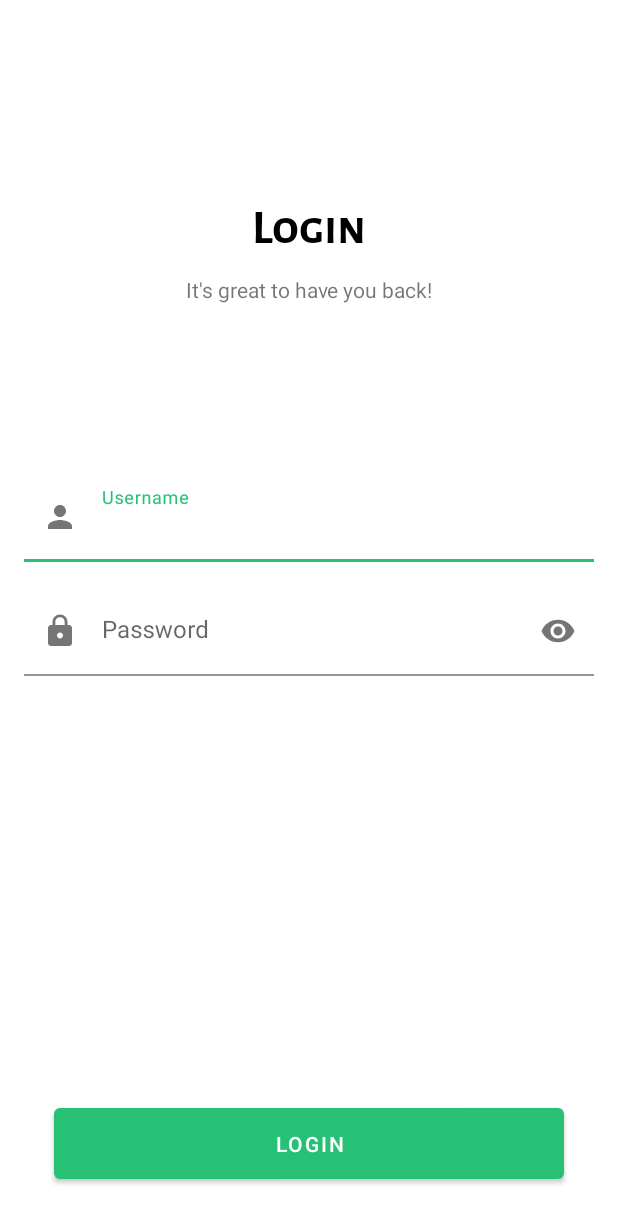
After one commit to karim-agha5/MealPlanner, an Android app: the layout login_layout.xml on its own in the app's theme, with its tools: preview values and no code run, on a phone screen of 412 x 824 dp. The commit adds this screen. Shown: the top 1223 px of the screen. Run offline under Robolectric (Android 15) with nearby library versions, the phone set to English and light mode, and no system bars.

```diff
--- a/app/build.gradle
+++ b/app/build.gradle
@@ -35,6 +35,8 @@ dependencies {
     implementation 'androidx.constraintlayout:constraintlayout:2.1.4'
     // Lottie
     implementation "com.airbnb.android:lottie:5.2.0"
+    // Bottom Navigation Bar
+    implementation 'com.google.android.material:material:1.8.0'
     testImplementation 'junit:junit:4.13.2'
     androidTestImplementation 'androidx.test.ext:junit:1.1.5'
     androidTestImplementation 'androidx.test.espresso:espresso-core:3.5.1'
--- a/app/src/main/AndroidManifest.xml
+++ b/app/src/main/AndroidManifest.xml
@@ -14,7 +14,7 @@
         android:theme="@style/Theme.MealPlanner"
         tools:targetApi="31">
         <activity
-            android:name=".SplashScreenActivity"
+            android:name=".ui.activities.SplashScreenActivity"
             android:exported="true">
 
 
@@ -27,7 +27,7 @@
 
         </activity>
         <activity
-            android:name=".MainActivity"
+            android:name=".ui.activities.MainActivity"
             android:exported="true">
 
         </activity>
--- a/app/src/main/java/com/example/mealplanner/SplashScreenActivity.java
+++ b/app/src/main/java/com/example/mealplanner/ui/activities/SplashScreenActivity.java
@@ -1,4 +1,4 @@
-package com.example.mealplanner;
+package com.example.mealplanner.ui.activities;
 
 import androidx.appcompat.app.AppCompatActivity;
 import androidx.constraintlayout.motion.widget.MotionLayout;
@@ -7,6 +7,8 @@ import android.content.Intent;
 import android.os.Bundle;
 import android.view.WindowManager;
 
+import com.example.mealplanner.R;
+
 public class SplashScreenActivity extends AppCompatActivity {
 
     private MotionLayout motionLayout;
@@ -14,7 +16,7 @@ public class SplashScreenActivity extends AppCompatActivity {
     @Override
     protected void onCreate(Bundle savedInstanceState) {
         super.onCreate(savedInstanceState);
-        setContentView(R.layout.splash_screen_layout);
+        setContentView(R.layout.activity_splash_screen);
         getSupportActionBar().hide();
         motionLayout = findViewById(R.id.motion_layout);
         this.getWindow().setFlags(WindowManager.LayoutParams.FLAG_FULLSCREEN,
--- /dev/null
+++ b/app/src/main/res/layout/login_layout.xml
@@ -0,0 +1,103 @@
+<?xml version="1.0" encoding="utf-8"?>
+<androidx.constraintlayout.widget.ConstraintLayout xmlns:android="http://schemas.android.com/apk/res/android"
+    xmlns:app="http://schemas.android.com/apk/res-auto"
+    xmlns:tools="http://schemas.android.com/tools"
+    android:layout_width="match_parent"
+    android:layout_height="match_parent"
+    android:layout_margin="16dp"
+    tools:context=".ui.activities.MainActivity">
+
+
+    <TextView
+        android:id="@+id/tv_login"
+        android:layout_width="wrap_content"
+        android:layout_height="wrap_content"
+        android:fontFamily="@font/alegreya_sans_sc_bold"
+        android:text="@string/tv_login"
+        android:textColor="@color/black"
+        android:textSize="32sp"
+        app:layout_constraintBottom_toTopOf="@id/tv_login_welcome_message"
+        app:layout_constraintEnd_toEndOf="parent"
+        app:layout_constraintStart_toStartOf="parent"
+        app:layout_constraintTop_toTopOf="parent"
+        app:layout_constraintVertical_chainStyle="packed" />
+
+
+
+    <TextView
+        android:id="@+id/tv_login_welcome_message"
+        android:layout_width="wrap_content"
+        android:layout_height="wrap_content"
+        android:text="@string/tv_login_welcome_message"
+        app:layout_constraintBottom_toTopOf="@id/et_layout_username"
+        app:layout_constraintEnd_toEndOf="@id/tv_login"
+        app:layout_constraintStart_toStartOf="@id/tv_login"
+        app:layout_constraintTop_toBottomOf="@id/tv_login"
+        android:layout_marginTop="12dp"/>
+
+
+    <com.google.android.material.textfield.TextInputLayout
+        android:id="@+id/et_layout_username"
+        android:layout_width="match_parent"
+        android:layout_height="60dp"
+        android:layout_marginVertical="16dp"
+        android:hint="@string/et_username"
+        app:boxBackgroundColor="@color/white"
+        app:layout_constraintBottom_toTopOf="@id/et_layout_password"
+        app:layout_constraintEnd_toEndOf="parent"
+        app:layout_constraintStart_toStartOf="parent"
+        app:layout_constraintTop_toTopOf="parent"
+        app:layout_constraintVertical_chainStyle="packed"
+        app:startIconDrawable="@drawable/baseline_person_24">
+
+
+        <com.google.android.material.textfield.TextInputEditText
+            android:id="@+id/et_username"
+            android:layout_width="match_parent"
+            android:layout_height="match_parent" />
+
+    </com.google.android.material.textfield.TextInputLayout>
+
+
+    <com.google.android.material.textfield.TextInputLayout
+        android:id="@+id/et_layout_password"
+        android:layout_width="match_parent"
+        android:layout_height="60dp"
+        android:hint="@string/et_password"
+        app:boxBackgroundColor="@color/white"
+        app:layout_constraintBottom_toTopOf="@id/btn_login"
+        app:layout_constraintEnd_toEndOf="@id/et_layout_username"
+        app:layout_constraintStart_toStartOf="@id/et_layout_username"
+        app:layout_constraintTop_toBottomOf="@id/et_layout_username"
+        app:passwordToggleEnabled="true"
+        app:startIconDrawable="@drawable/baseline_lock_24">
+
+
+        <com.google.android.material.textfield.TextInputEditText
+            android:id="@+id/et_password"
+            android:layout_width="match_parent"
+            android:layout_height="match_parent"
+            android:inputType="textPassword" />
+
+
+    </com.google.android.material.textfield.TextInputLayout>
+
+
+    <Button
+        android:id="@+id/btn_login"
+        android:layout_width="0dp"
+        android:layout_height="wrap_content"
+        android:layout_marginHorizontal="20dp"
+        android:text="@string/btn_login"
+        app:layout_constraintBottom_toBottomOf="parent"
+        app:layout_constraintEnd_toEndOf="parent"
+        app:layout_constraintStart_toStartOf="parent"
+        android:layout_marginBottom="16dp"
+        android:padding="14dp"
+        />
+
+
+
+
+
+</androidx.constraintlayout.widget.ConstraintLayout>
--- a/app/src/main/res/values/colors.xml
+++ b/app/src/main/res/values/colors.xml
@@ -13,6 +13,7 @@
 
     <!-- App Colors  -->
     <color name="AppPrimary">#27c175</color>
+    <color name="AppPrimaryDark">#008f48</color>
 
 
 
--- a/app/src/main/res/values/strings.xml
+++ b/app/src/main/res/values/strings.xml
@@ -2,4 +2,12 @@
     <string name="app_name">MealPlanner</string>
     <string name="tv_login">Login</string>
     <string name="tv_login_welcome_message">It\'s great to have you back!</string>
+    <string name="et_username">Username</string>
+    <string name="et_password">Password</string>
+    <string name="btn_login">Login</string>
+    <string name="ic_home">Home</string>
+    <string name="ic_search">Search</string>
+    <string name="ic_bookmarks">Bookmarks</string>
+    <string name="ic_notifications">Notifications</string>
+    <string name="ic_profile">Profile</string>
 </resources>
--- a/app/src/main/res/values/themes.xml
+++ b/app/src/main/res/values/themes.xml
@@ -3,7 +3,7 @@
     <style name="Theme.MealPlanner" parent="Theme.MaterialComponents.DayNight.DarkActionBar">
         <!-- Primary brand color. -->
         <item name="colorPrimary">@color/AppPrimary</item>
-        <item name="colorPrimaryVariant">@color/purple_700</item>
+        <item name="colorPrimaryVariant">@color/AppPrimaryDark</item>
         <item name="colorOnPrimary">@color/white</item>
         <!-- Secondary brand color. -->
         <item name="colorSecondary">@color/teal_200</item>
@@ -15,6 +15,7 @@
 
 
     </style>
+
 
 <!--
     <style name="Theme.MealPlanner.NoActionBar" parent="Theme.MaterialComponents.DayNight.NoActionBar">
```
Also changed, not shown: app/src/main/java/com/example/mealplanner/MainActivity.java (deleted, +0 -21 lines), app/src/main/java/com/example/mealplanner/ui/activities/MainActivity.java (added, +74 -0 lines), app/src/main/res/layout/activity_main.xml (+10 -84 lines), app/src/main/res/menu/bottom_navigation_menu.xml (added, +34 -0 lines), app/src/main/res/mipmap-anydpi-v26/bookmark_48px.xml (added, +10 -0 lines), app/src/main/res/mipmap-anydpi-v26/home_48px.xml (added, +10 -0 lines), app/src/main/res/mipmap-anydpi-v26/notifications_48px.xml (added, +10 -0 lines), app/src/main/res/mipmap-anydpi-v26/profile_48px.xml (added, +10 -0 lines), app/src/main/res/mipmap-anydpi-v26/search_48px.xml (added, +10 -0 lines), app/src/main/res/layout/activity_splash_screen.xml (renamed from app/src/main/res/layout/splash_screen_layout.xml).
